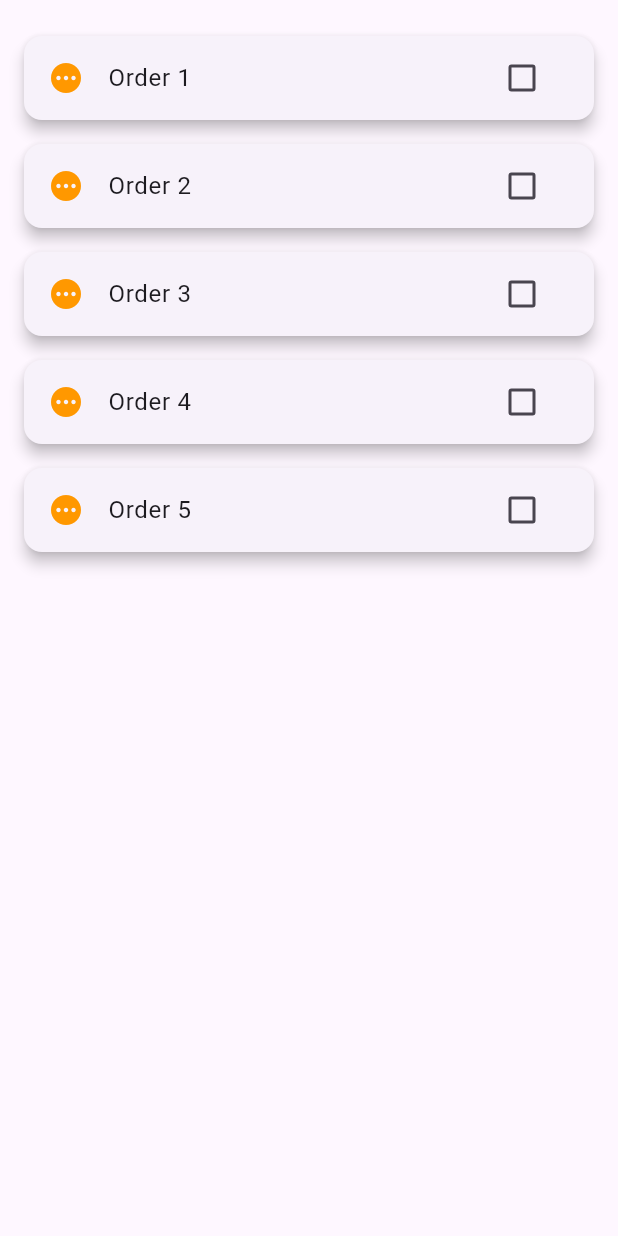
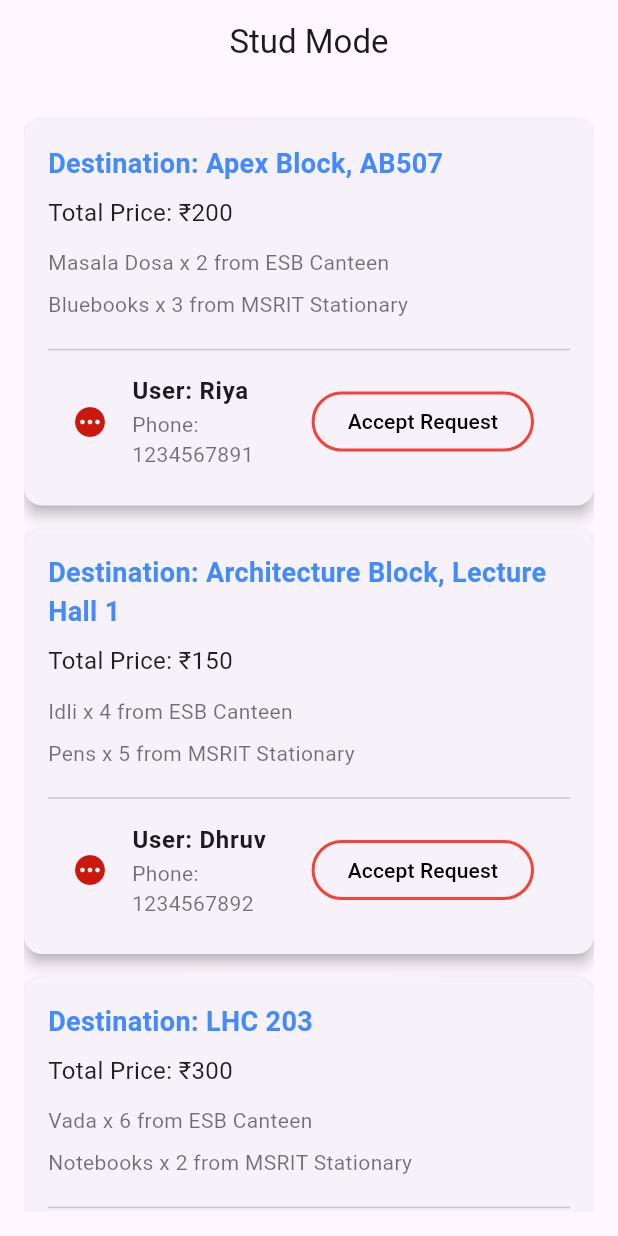
Before and after one commit to aarthipv/flutter_application_2, a Flutter app: the DelivererPage screen opened directly, on a phone screen of 412 x 824 dp. Run offline on Flutter 3.47's test engine with Material 3 defaults, Android fonts, the light colour scheme and no system bars; missing offline and left inert: dart:html, dart:js, dart:js_util, razorpay_flutter.

Commit message:
stud mode updated and logo added

```diff
--- a/lib/RazorpaymentPage.dart
+++ b/lib/RazorpaymentPage.dart
@@ -34,6 +34,13 @@ class _RazorpayPaymentPageState extends State<RazorpayPaymentPage> {
         js.allowInterop((response) {
           // Handle success
           print('Payment successful: $response');
+          if (mounted) {
+            print('Navigating to OrderSuccessPage');
+            Navigator.push(
+              context,
+              MaterialPageRoute(builder: (context) => OrderSuccessPage()),
+            );
+          }
         }),
         js.allowInterop((response) {
           // Handle failure
@@ -49,7 +56,7 @@ class _RazorpayPaymentPageState extends State<RazorpayPaymentPage> {
   Widget build(BuildContext context) {
     return Scaffold(
       appBar: AppBar(
-        title: Text('Razorpay Payment'),
+        title: Text('Payment'),
       ),
       body: Center(
         child: ElevatedButton(
@@ -60,3 +67,17 @@ class _RazorpayPaymentPageState extends State<RazorpayPaymentPage> {
     );
   }
 }
+
+class OrderSuccessPage extends StatelessWidget {
+  @override
+  Widget build(BuildContext context) {
+    return Scaffold(
+      appBar: AppBar(
+        title: Text('Order Successful'),
+      ),
+      body: Center(
+        child: Text('Your order was successful!'),
+      ),
+    );
+  }
+}
--- a/lib/delivery.dart
+++ b/lib/delivery.dart
@@ -1,32 +1,112 @@
 import 'package:flutter/material.dart';
-import 'package:flutter/widgets.dart';
-import 'package:flutter_application_2/RegistrationPage.dart';
-import 'package:flutter_application_2/login.dart';
-import 'package:flutter_application_2/Splash.dart';
-import 'package:flutter_application_2/orderer.dart';
-import 'package:flutter_application_2/canteens.dart';
-import 'package:flutter_application_2/xerox.dart';
-import 'package:flutter_application_2/stationary.dart';
-import 'package:flutter_application_2/main.dart';
-// Deliverer Page
+
 class DelivererPage extends StatefulWidget {
   @override
   _DelivererPageState createState() => _DelivererPageState();
 }
 
-class _DelivererPageState extends State<DelivererPage> {
-  final List<Map<String, dynamic>> orders = List.generate(
-    5,
-    (index) => {
-      'orderId': index + 1,
-      'name': 'Order ${index + 1}',
-      'isDelivered': false,
+class _DelivererPageState extends State<DelivererPage> with SingleTickerProviderStateMixin {
+  final List<Map<String, dynamic>> orders = [
+    {
+      'orderId': 1,
+      'destination': 'Apex Block, AB507',
+      'totalPrice': 200,
+      'user': 'Riya',
+      'phone': '1234567891',
+      'status': 'Accept Request',
+      'items': [
+        {'name': 'Masala Dosa', 'quantity': 2, 'source': 'ESB Canteen'},
+        {'name': 'Bluebooks', 'quantity': 3, 'source': 'MSRIT Stationary'},
+      ],
     },
-  );
+    {
+      'orderId': 2,
+      'destination': 'Architecture Block, Lecture Hall 1',
+      'totalPrice': 150,
+      'user': 'Dhruv',
+      'phone': '1234567892',
+      'status': 'Accept Request',
+      'items': [
+        {'name': 'Idli', 'quantity': 4, 'source': 'ESB Canteen'},
+        {'name': 'Pens', 'quantity': 5, 'source': 'MSRIT Stationary'},
+      ],
+    },
+    {
+      'orderId': 3,
+      'destination': 'LHC 203',
+      'totalPrice': 300,
+      'user': 'Aditya',
+      'phone': '1234567893',
+      'status': 'Accept Request',
+      'items': [
+        {'name': 'Vada', 'quantity': 6, 'source': 'ESB Canteen'},
+        {'name': 'Notebooks', 'quantity': 2, 'source': 'MSRIT Stationary'},
+      ],
+    },
+    {
+      'orderId': 4,
+      'destination': 'DES CSE Lab 2',
+      'totalPrice': 250,
+      'user': 'Dinesh',
+      'phone': '1234567894',
+      'status': 'Accept Request',
+      'items': [
+        {'name': 'Samosa', 'quantity': 3, 'source': 'ESB Canteen'},
+        {'name': 'Markers', 'quantity': 4, 'source': 'MSRIT Stationary'},
+      ],
+    },
+  ];
+
+  late AnimationController _controller;
+  late Animation<double> _animation;
+
+  @override
+  void initState() {
+    super.initState();
+    _controller = AnimationController(
+      duration: const Duration(milliseconds: 500),
+      vsync: this,
+    )..repeat(reverse: true);
+
+    _animation = Tween<double>(begin: 1.0, end: 0.3).animate(_controller);
+  }
+
+  @override
+  void dispose() {
+    _controller.dispose();
+    super.dispose();
+  }
+
+  void updateStatus(int index) {
+    setState(() {
+      if (orders[index]['status'] == 'Accept Request') {
+        orders[index]['status'] = 'Ongoing';
+      } else if (orders[index]['status'] == 'Ongoing') {
+        orders[index]['status'] = 'Completed';
+      }
+    });
+  }
+
+  Color getStatusColor(String status) {
+    switch (status) {
+      case 'Accept Request':
+        return const Color.fromARGB(255, 202, 25, 12);
+      case 'Ongoing':
+        return Colors.orange;
+      case 'Completed':
+        return Colors.green;
+      default:
+        return Colors.grey;
+    }
+  }
 
   @override
   Widget build(BuildContext context) {
     return Scaffold(
+      appBar: AppBar(
+        title: Text('Stud Mode'),
+        centerTitle: true,
+      ),
       body: Padding(
         padding: const EdgeInsets.all(16.0),
         child: ListView.builder(
@@ -35,23 +115,89 @@ class _DelivererPageState extends State<DelivererPage> {
             return Card(
               elevation: 4,
               margin: const EdgeInsets.symmetric(vertical: 8),
-              child: ListTile(
-                leading: Icon(
-                  orders[index]['isDelivered']
-                      ? Icons.check_circle
-                      : Icons.pending,
-                  color: orders[index]['isDelivered']
-                      ? Colors.green
-                      : Colors.orange,
-                ),
-                title: Text(orders[index]['name']),
-                trailing: Checkbox(
-                  value: orders[index]['isDelivered'],
-                  onChanged: (value) {
-                    setState(() {
-                      orders[index]['isDelivered'] = value!;
-                    });
-                  },
+              child: Padding(
+                padding: const EdgeInsets.all(16.0),
+                child: Column(
+                  crossAxisAlignment: CrossAxisAlignment.start,
+                  children: [
+                    Text(
+                      'Destination: ${orders[index]['destination']}',
+                      style: TextStyle(
+                        fontWeight: FontWeight.bold,
+                        fontSize: 18,
+                        color: Colors.blueAccent,
+                      ),
+                    ),
+                    SizedBox(height: 8),
+                    Text(
+                      'Total Price: ₹${orders[index]['totalPrice']}',
+                      style: TextStyle(
+                        fontSize: 16,
+                        color: Colors.black87,
+                      ),
+                    ),
+                    SizedBox(height: 8),
+                    ...orders[index]['items'].map<Widget>((item) {
+                      return Padding(
+                        padding: const EdgeInsets.symmetric(vertical: 4.0),
+                        child: Text(
+                          '${item['name']} x ${item['quantity']} from ${item['source']}',
+                          style: TextStyle(
+                            fontSize: 14,
+                            color: Colors.black54,
+                          ),
+                        ),
+                      );
+                    }).toList(),
+                    SizedBox(height: 8),
+                    Divider(),
+                    ListTile(
+                      leading: Icon(
+                        orders[index]['status'] == 'Completed'
+                            ? Icons.check_circle
+                            : Icons.pending,
+                        color: getStatusColor(orders[index]['status']),
+                      ),
+                      title: Text(
+                        'User: ${orders[index]['user']}',
+                        style: TextStyle(
+                          fontWeight: FontWeight.bold,
+                          fontSize: 16,
+                        ),
+                      ),
+                      subtitle: Text(
+                        'Phone: ${orders[index]['phone']}',
+                        style: TextStyle(
+                          fontSize: 14,
+                          color: Colors.black54,
+                        ),
+                      ),
+                      trailing: AnimatedBuilder(
+                        animation: _animation,
+                        builder: (context, child) {
+                          return OutlinedButton(
+                            style: OutlinedButton.styleFrom(
+                              side: BorderSide(
+                                color: orders[index]['status'] == 'Accept Request'
+                                    ? _animation.value > 0.5
+                                        ? Colors.red
+                                        : Colors.red.withOpacity(0.5)
+                                    : getStatusColor(orders[index]['status']),
+                                width: 2.0, // Increase the border thickness
+                              ),
+                            ),
+                            onPressed: () => updateStatus(index),
+                            child: Text(
+                              orders[index]['status'],
+                              style: TextStyle(
+                                color: Colors.black,
+                              ),
+                            ),
+                          );
+                        },
+                      ),
+                    ),
+                  ],
                 ),
               ),
             );
--- a/lib/main.dart
+++ b/lib/main.dart
@@ -71,7 +71,6 @@ class MyApp extends StatelessWidget {
 }
 
 
-// Main Application Page with Toggle Feature
 class MainAppPage extends StatefulWidget {
   @override
   _MainAppPageState createState() => _MainAppPageState();
@@ -84,7 +83,15 @@ class _MainAppPageState extends State<MainAppPage> {
   Widget build(BuildContext context) {
     return Scaffold(
       appBar: AppBar(
-        title: Text('StudVery'),
+        leading: Padding(
+          padding: const EdgeInsets.all(8.0),
+          child: Image.asset(
+            'assets/logo.jpg', // Replace with your logo path
+            width: 200, // Adjust the width as needed
+            height: 200, // Adjust the height as needed
+          ),
+        ),
+        centerTitle: true,
         actions: [
           Switch(
             value: isOrderer,
--- a/pubspec.yaml
+++ b/pubspec.yaml
@@ -62,6 +62,7 @@ flutter:
   # To add assets to your application, add an assets section, like this:
 
   assets:
+    - assets/logo.jpg
     - assets/idli_vada.jpg
     - assets/vada.jpg
     - assets/masala_dosa.jpg
```
Also changed, not shown: assets/logo.jpg (added), 1 other file.
